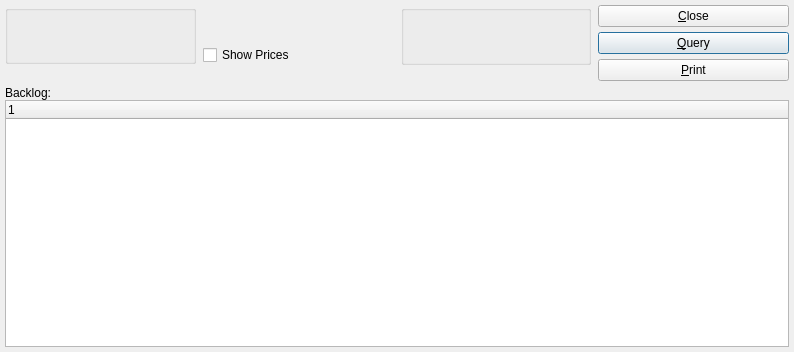
Qt form guiclient/dspBacklogByParameterList.ui (Pegasus-RPG/xtuple-client) before a commit.
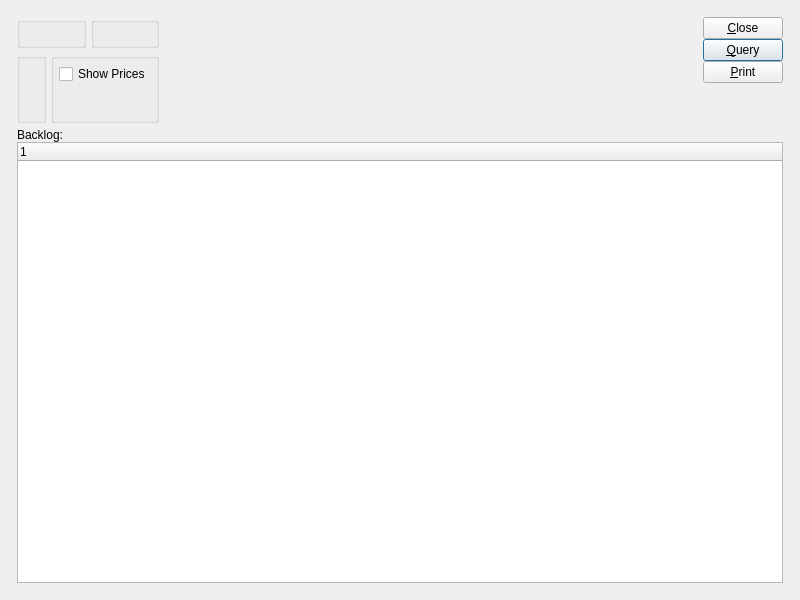
The same form after that commit. Custom widgets are drawn as their Qt base class.

Commit message: issue 8520:  Touch up layouts with tweaked clusters.

```diff
--- a/guiclient/dspBacklogByParameterList.ui
+++ b/guiclient/dspBacklogByParameterList.ui
@@ -13,82 +13,67 @@
    <rect>
     <x>0</x>
     <y>0</y>
-    <width>794</width>
-    <height>352</height>
+    <width>800</width>
+    <height>600</height>
    </rect>
   </property>
   <property name="windowTitle" >
    <string>Backlog by Parameter List</string>
   </property>
-   <layout class="QVBoxLayout" >
-    <item>
-     <layout class="QHBoxLayout" >
+  <layout class="QGridLayout" name="gridLayout_6" >
+   <item row="0" column="0" >
+    <layout class="QGridLayout" name="gridLayout_5" >
       <property name="margin" >
-       <number>0</number>
-      </property>
-      <property name="spacing" >
-       <number>7</number>
-      </property>
+      <number>12</number>
+     </property>
+     <item row="0" column="0" >
+      <layout class="QHBoxLayout" name="horizontalLayout_3" >
       <item>
-       <layout class="QVBoxLayout" >
-        <property name="margin" >
-         <number>0</number>
-        </property>
-        <property name="spacing" >
-         <number>0</number>
-        </property>
-        <item>
+        <layout class="QGridLayout" name="gridLayout_4" >
+         <item row="0" column="0" >
          <widget class="ParameterGroup" name="_parameter" >
           <property name="title" >
            <string/>
           </property>
-         </widget>
-        </item>
-        <item>
-         <spacer>
-          <property name="orientation" >
-           <enum>Qt::Vertical</enum>
-          </property>
-          <property name="sizeType" >
-           <enum>QSizePolicy::Preferred</enum>
-          </property>
-          <property name="sizeHint" >
-           <size>
-            <width>20</width>
-            <height>17</height>
-           </size>
-          </property>
-         </spacer>
-        </item>
-       </layout>
-      </item>
-      <item>
-       <layout class="QVBoxLayout" >
-        <property name="margin" >
-         <number>0</number>
-        </property>
-        <property name="spacing" >
-         <number>0</number>
-        </property>
-        <item>
-         <layout class="QVBoxLayout" >
-          <property name="margin" >
-           <number>0</number>
-          </property>
-          <property name="spacing" >
-           <number>0</number>
-          </property>
-          <item>
+           <property name="fixedSize" >
+            <bool>false</bool>
+           </property>
+          </widget>
+         </item>
+         <item row="0" column="1" >
+          <widget class="QGroupBox" name="_dateGroup" >
+           <property name="title" >
+            <string/>
+           </property>
+           <layout class="QGridLayout" name="gridLayout_2" >
+            <item row="0" column="0" >
            <widget class="DateCluster" name="_dates" />
           </item>
+           </layout>
+          </widget>
+         </item>
+         <item row="1" column="0" colspan="2" >
+          <layout class="QHBoxLayout" name="horizontalLayout_2" >
           <item>
-           <layout class="QHBoxLayout" >
-            <property name="margin" >
-             <number>0</number>
-            </property>
-            <property name="spacing" >
-             <number>0</number>
-            </property>
+            <widget class="WarehouseGroup" name="_warehouse" >
+             <property name="title" >
+              <string/>
+             </property>
+             <property name="fixedSize" >
+              <bool>false</bool>
+             </property>
+            </widget>
+           </item>
+           <item>
+            <widget class="QGroupBox" name="_optionsGroup" >
+             <property name="title" >
+              <string/>
+             </property>
+             <layout class="QGridLayout" name="gridLayout_3" >
+              <item row="0" column="0" >
+               <layout class="QVBoxLayout" name="verticalLayout" >
+                <item>
+                 <layout class="QHBoxLayout" name="horizontalLayout" >
             <item>
              <widget class="XCheckBox" name="_showPrices" >
               <property name="text" >
@@ -97,16 +82,13 @@
              </widget>
             </item>
             <item>
-             <spacer>
+                   <spacer name="horizontalSpacer_2" >
               <property name="orientation" >
                <enum>Qt::Horizontal</enum>
               </property>
-              <property name="sizeType" >
-               <enum>QSizePolicy::Preferred</enum>
-              </property>
-              <property name="sizeHint" >
+                    <property name="sizeHint" stdset="0" >
                <size>
-                <width>20</width>
+                      <width>0</width>
                 <height>20</height>
                </size>
               </property>
@@ -114,66 +96,51 @@
             </item>
            </layout>
           </item>
-         </layout>
-        </item>
         <item>
          <spacer>
           <property name="orientation" >
            <enum>Qt::Vertical</enum>
           </property>
           <property name="sizeType" >
-           <enum>QSizePolicy::Preferred</enum>
-          </property>
-          <property name="sizeHint" >
+                   <enum>QSizePolicy::Expanding</enum>
+                  </property>
+                  <property name="sizeHint" stdset="0" >
            <size>
-            <width>16</width>
-            <height>16</height>
+                    <width>20</width>
+                    <height>0</height>
            </size>
           </property>
          </spacer>
         </item>
        </layout>
       </item>
-      <item>
-       <layout class="QVBoxLayout" >
-        <property name="margin" >
-         <number>0</number>
-        </property>
-        <property name="spacing" >
-         <number>0</number>
-        </property>
-        <item>
-         <widget class="WarehouseGroup" name="_warehouse" >
-          <property name="title" >
-           <string/>
-          </property>
-         </widget>
-        </item>
+             </layout>
+            </widget>
+           </item>
+          </layout>
+         </item>
+        </layout>
+       </item>
         <item>
-         <spacer>
+        <spacer name="horizontalSpacer" >
           <property name="orientation" >
-           <enum>Qt::Vertical</enum>
-          </property>
-          <property name="sizeType" >
-           <enum>QSizePolicy::Preferred</enum>
-          </property>
-          <property name="sizeHint" >
+          <enum>Qt::Horizontal</enum>
+         </property>
+         <property name="sizeHint" stdset="0" >
            <size>
-            <width>20</width>
-            <height>16</height>
+           <width>40</width>
+           <height>20</height>
            </size>
           </property>
          </spacer>
         </item>
-       </layout>
-      </item>
       <item>
        <layout class="QVBoxLayout" >
-        <property name="margin" >
-         <number>0</number>
-        </property>
         <property name="spacing" >
-         <number>5</number>
+          <number>0</number>
+         </property>
+         <property name="margin" >
+          <number>0</number>
         </property>
         <item>
          <widget class="QPushButton" name="_close" >
@@ -211,15 +178,43 @@
           </property>
          </widget>
         </item>
-       </layout>
-      </item>
-     </layout>
-    </item>
     <item>
+          <spacer name="verticalSpacer" >
+           <property name="orientation" >
+            <enum>Qt::Vertical</enum>
+           </property>
+           <property name="sizeHint" stdset="0" >
+            <size>
+             <width>20</width>
+             <height>40</height>
+            </size>
+           </property>
+          </spacer>
+         </item>
+        </layout>
+       </item>
+      </layout>
+     </item>
+     <item row="1" column="0" >
+      <widget class="QFrame" name="_frame" >
+       <property name="sizePolicy" >
+        <sizepolicy vsizetype="Expanding" hsizetype="Preferred" >
+         <horstretch>0</horstretch>
+         <verstretch>1</verstretch>
+        </sizepolicy>
+       </property>
+       <property name="frameShape" >
+        <enum>QFrame::NoFrame</enum>
+       </property>
+       <property name="frameShadow" >
+        <enum>QFrame::Raised</enum>
+       </property>
+       <layout class="QGridLayout" name="gridLayout" >
+        <property name="margin" >
+         <number>0</number>
+        </property>
+        <item row="0" column="0" >
      <layout class="QVBoxLayout" >
-      <property name="margin" >
-       <number>0</number>
-      </property>
       <property name="spacing" >
        <number>0</number>
       </property>
@@ -237,6 +232,11 @@
     </item>
    </layout>
  </widget>
+     </item>
+    </layout>
+   </item>
+  </layout>
+ </widget>
  <layoutdefault spacing="5" margin="5" />
  <pixmapfunction>qPixmapFromMimeSource</pixmapfunction>
  <customwidgets>
@@ -250,16 +250,16 @@
    <extends>QGroupBox</extends>
    <header>parametergroup.h</header>
   </customwidget>
+  <customwidget>
+   <class>WarehouseGroup</class>
+   <extends>QGroupBox</extends>
+   <header>warehousegroup.h</header>
+  </customwidget>
   <customwidget>
    <class>XCheckBox</class>
    <extends>QCheckBox</extends>
    <header>xcheckbox.h</header>
   </customwidget>
-  <customwidget>
-   <class>WarehouseGroup</class>
-   <extends>QGroupBox</extends>
-   <header>warehousegroup.h</header>
-  </customwidget>
   <customwidget>
    <class>XTreeWidget</class>
    <extends>QTreeWidget</extends>
```
Left out of the diff: 7 changed lines with no effect on the pictures. Lines whose indentation alone changed are shown as unchanged. The commit also changes 34 other files.
